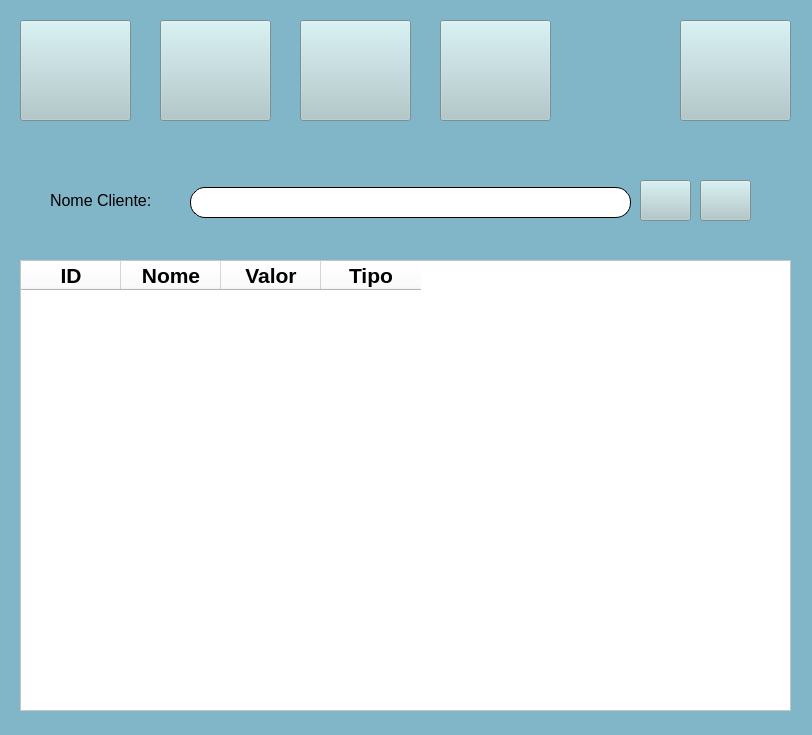
Before: the Qt Designer form produto.ui in TiagoPrazeres/tiago_teixeira_prazeres, drawn with Qt 5.
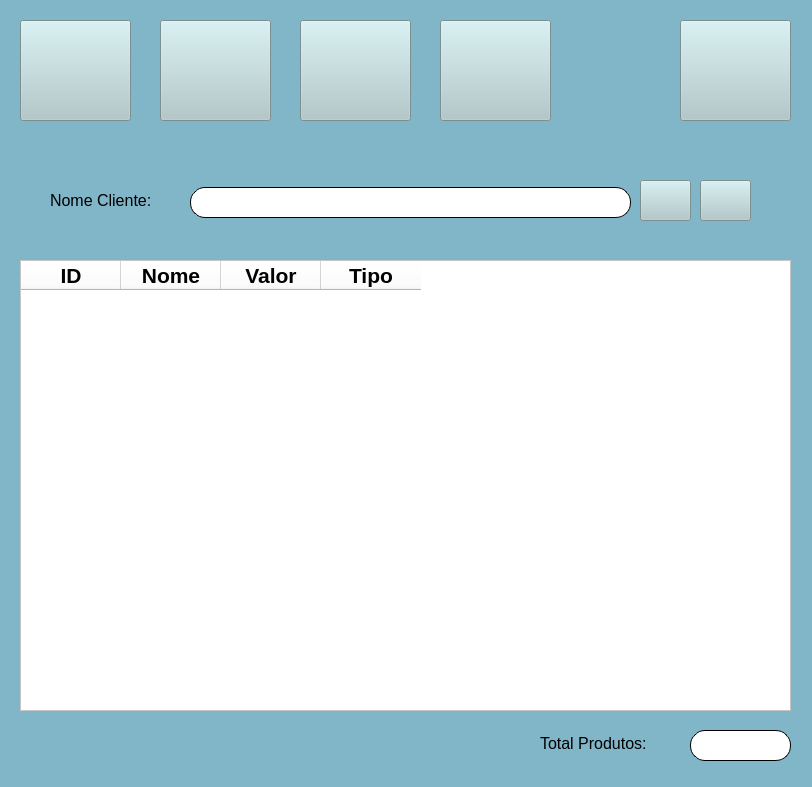
After: the same form once the commit is applied. Icons and pictures are not drawn.

Commit message:
Alteração no Cliente, Produto
Alterado Total Cliente -> Total Clientes
Alterado Total Produto -> Total Produtos
Alterado os arquivos cliente.ui e produto.ui

```diff
--- a/produto.ui
+++ b/produto.ui
@@ -7,7 +7,7 @@
     <x>0</x>
     <y>0</y>
     <width>812</width>
-    <height>735</height>
+    <height>787</height>
    </rect>
   </property>
   <property name="windowTitle">
@@ -266,6 +266,58 @@
     </property>
    </column>
   </widget>
+  <widget class="QLabel" name="lb_totalProduto">
+   <property name="geometry">
+    <rect>
+     <x>540</x>
+     <y>723</y>
+     <width>141</width>
+     <height>41</height>
+    </rect>
+   </property>
+   <property name="font">
+    <font>
+     <pointsize>12</pointsize>
+    </font>
+   </property>
+   <property name="text">
+    <string>Total Produtos:</string>
+   </property>
+  </widget>
+  <widget class="QLineEdit" name="txt_totalProduto">
+   <property name="geometry">
+    <rect>
+     <x>690</x>
+     <y>730</y>
+     <width>101</width>
+     <height>31</height>
+    </rect>
+   </property>
+   <property name="font">
+    <font>
+     <pointsize>11</pointsize>
+    </font>
+   </property>
+   <property name="styleSheet">
+    <string notr="true">border-radius: 15px;
+background-color: rgb(255, 255, 255);
+border-style: outset;
+border-color: black;
+border-width: 1px</string>
+   </property>
+   <property name="text">
+    <string/>
+   </property>
+   <property name="alignment">
+    <set>Qt::AlignCenter</set>
+   </property>
+   <property name="dragEnabled">
+    <bool>false</bool>
+   </property>
+   <property name="readOnly">
+    <bool>true</bool>
+   </property>
+  </widget>
  </widget>
  <resources>
   <include location="adicionar_cliente.qrc"/>
```
Left out of the diff: 36 changed lines with no effect on the pictures. The commit also changes 5 other files.
